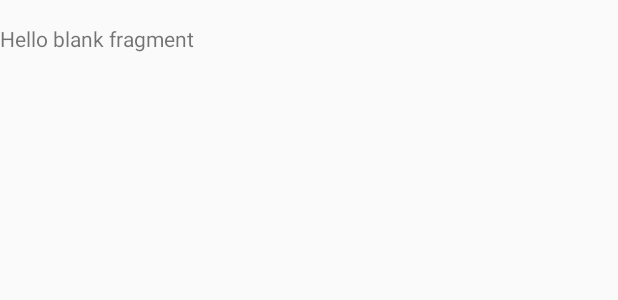
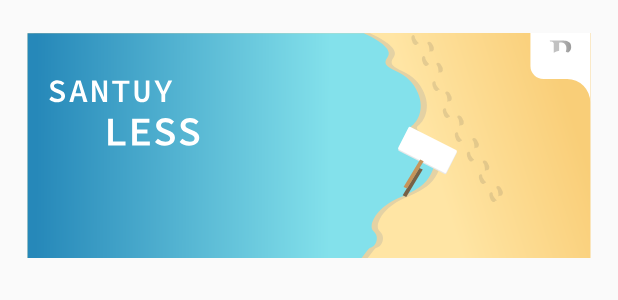
Before and after one commit to RendhyPratamaPutra/kmipn, an Android app: the layout fragment_lokasi.xml on its own in the app's theme, with its tools: preview values and no code run, on a phone screen of 412 x 824 dp. Shown: the top 300 px of the screen. Run offline under Robolectric (Android 15) with nearby library versions, the phone set to English and light mode, and no system bars.

Commit message:
Update fragment_lokasi.xml

```diff
--- a/android/app/src/main/res/layout/fragment_lokasi.xml
+++ b/android/app/src/main/res/layout/fragment_lokasi.xml
@@ -6,10 +6,17 @@
     android:layout_marginTop="16dp"
     tools:context=".fragment.tablayout.LokasiFragment">
 
-    <!-- TODO: Update blank fragment layout -->
-    <TextView
+    <ScrollView
+        android:scrollbars="none"
         android:layout_width="match_parent"
-        android:layout_height="match_parent"
-        android:text="@string/hello_blank_fragment" />
+        android:layout_height="match_parent">
+
+        <!-- TODO: Update blank fragment layout -->
+        <ImageView
+            android:src="@drawable/ic_banner"
+            android:layout_width="match_parent"
+            android:layout_height="match_parent" />
+
+    </ScrollView>
 
 </FrameLayout>
```
